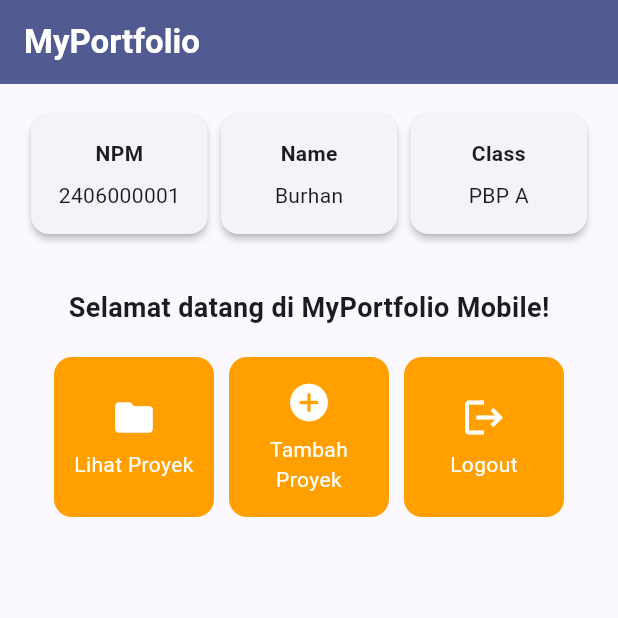
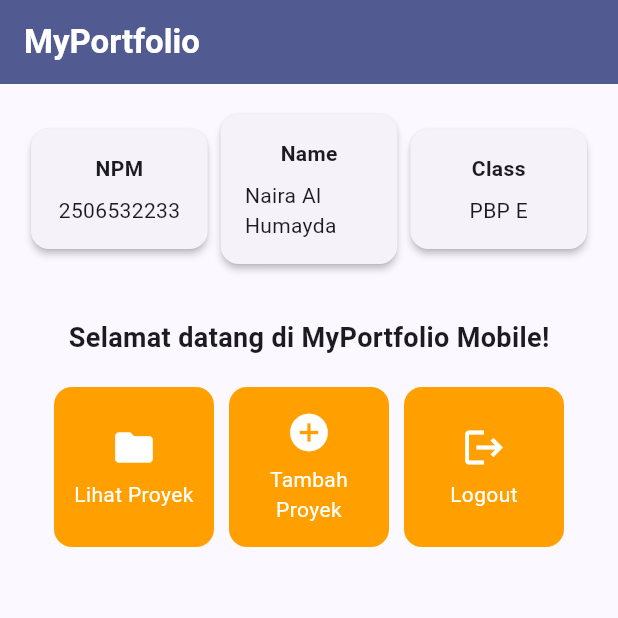
Before and after one commit to nairalhmyda/myportofolio_mobile, a Flutter app: the screen it shows after launch, on a phone screen of 412 x 824 dp, the top half of it. Run offline on Flutter 3.47's test engine with Material 3 defaults, Android fonts, the phone set to English and light mode, and no system bars.

Commit message:
feat(profile): personalize portfolio identity

```diff
--- a/lib/menu.dart
+++ b/lib/menu.dart
@@ -3,9 +3,9 @@ import 'package:flutter/material.dart';
 class MyHomePage extends StatelessWidget {
   MyHomePage({super.key});
 
-  final String npm = "2406000001";
-  final String nama = "Burhan";
-  final String kelas = "PBP A";
+  final String npm = "2506532233";
+  final String nama = "Naira Al Humayda";
+  final String kelas = "PBP E";
 
   final List<ItemHomepage> items = [
     ItemHomepage("Lihat Proyek", Icons.folder),
```
